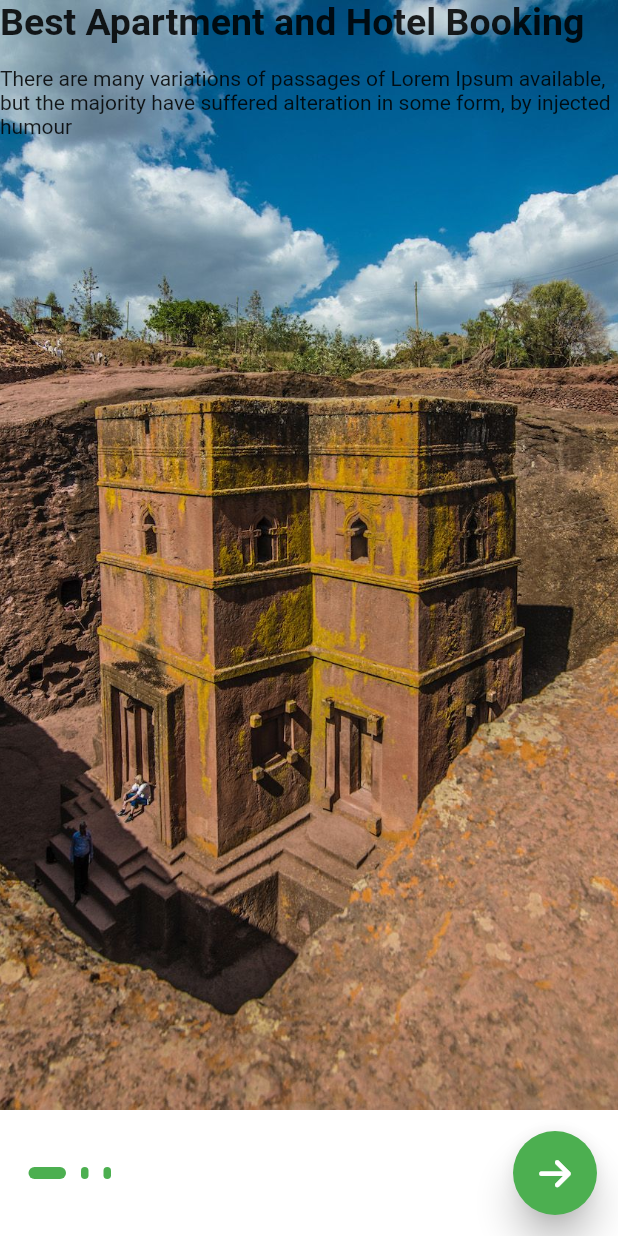
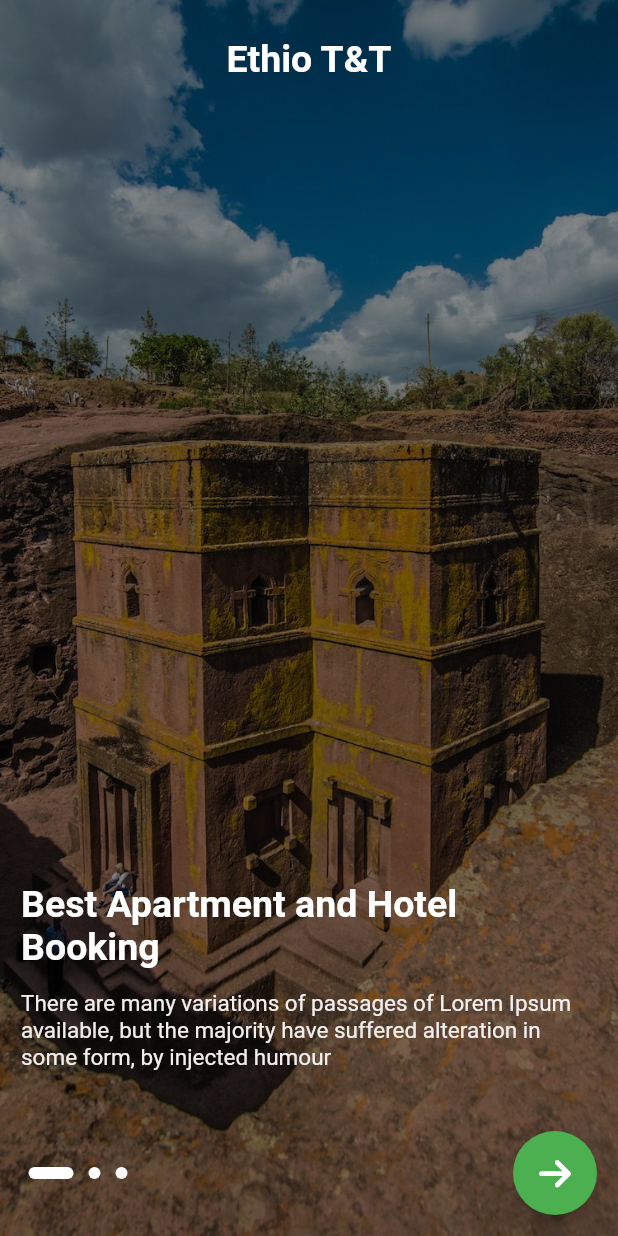
Before and after one commit to tekleab24/EthioTourAndTravel, a Flutter app: the screen it shows after launch, on a phone screen of 412 x 824 dp. Run offline on Flutter 3.47's test engine with Material 2 defaults, Android fonts, the phone set to English and light mode, and no system bars; our stand-ins replace animated_bottom_navigation_bar, cached_network_image, carousel_slider, font_awesome_flutter, get, google_maps_flutter.

```diff
--- a/lib/screens/splash and onbording/onbording.dart
+++ b/lib/screens/splash and onbording/onbording.dart
@@ -14,17 +14,10 @@ class Onbording extends StatelessWidget {
 
   @override
   Widget build(BuildContext context) {
-    return Container(
-      width: Get.width,
-      height: Get.height,
-      decoration: BoxDecoration(
-          gradient: LinearGradient(
-              colors: [Constants.Onbording_bacground_color, Colors.white],
-              begin: Alignment.topCenter)),
-      child: Scaffold(
+    return Scaffold(
       backgroundColor: Colors.transparent,
-        body: SafeArea(
-          child: Column(
+      body: Stack(
+        alignment: AlignmentDirectional.bottomCenter,
         children: [
           Expanded(
             child: GetBuilder<OnbordingController>(
@@ -58,19 +51,18 @@ class Onbording extends StatelessWidget {
                       children: List.generate(
                           3,
                           (index) => AnimatedContainer(
-                                    duration: const Duration(seconds: 1),
+                                duration: const Duration(milliseconds: 500),
                                 margin: const EdgeInsets.all(5),
                                 width: Get.find<OnbordingController>()
                                             .intialpage
                                             .value ==
                                         index
-                                        ? 25
-                                        : 5,
+                                    ? 30
+                                    : 8,
                                 height: 8,
                                 decoration: BoxDecoration(
-                                        color: Constants.PRIM_COLOR,
-                                        borderRadius:
-                                            BorderRadius.circular(20)),
+                                    color: Color.fromARGB(255, 255, 255, 255),
+                                    borderRadius: BorderRadius.circular(10)),
                               )),
                     )),
                 FloatingActionButton(
@@ -83,9 +75,7 @@ class Onbording extends StatelessWidget {
                     onPressed: () {
                       var page =
                           Get.find<OnbordingController>().intialpage.value;
-                          if (Get.find<OnbordingController>()
-                                  .intialpage
-                                  .value ==
+                      if (Get.find<OnbordingController>().intialpage.value ==
                           2) {
                         Get.offNamed("/getstarted");
                       } else {
@@ -97,8 +87,6 @@ class Onbording extends StatelessWidget {
           )
         ],
       ),
-        ),
-      ),
     );
   }
 
@@ -106,35 +94,59 @@ class Onbording extends StatelessWidget {
     return Container(
       decoration: BoxDecoration(
         image: DecorationImage(
-            image: AssetImage(onbordModel.image_url), fit: BoxFit.cover),
+            image: AssetImage(onbordModel.image_url),
+            fit: BoxFit.cover,
+            colorFilter:
+                const ColorFilter.mode(Colors.black45, BlendMode.luminosity)),
       ),
-      // margin: const EdgeInsets.only(top: 35, left: 15, right: 15),
-      height: Get.height,
+      //  height: Get.height,
+      child: SafeArea(
+        child: Column(
+          mainAxisAlignment: MainAxisAlignment.spaceBetween,
+          children: [
+            // ignore: prefer_const_constructors
+            Padding(
+              padding: const EdgeInsets.all(25),
+              child: const Text(
+                "Ethio T&T",
+                style: TextStyle(
+                    fontSize: 25,
+                    color: Colors.white,
+                    fontWeight: FontWeight.bold),
+              ),
+            ),
+            Container(
               child: Column(
                 crossAxisAlignment: CrossAxisAlignment.start,
+                mainAxisAlignment: MainAxisAlignment.end,
                 children: [
-          Text(
+                  Padding(
+                    padding: const EdgeInsets.all(14),
+                    child: Text(
                       onbordModel.title,
-            style: const TextStyle(fontWeight: FontWeight.bold, fontSize: 25),
+                      style: const TextStyle(
+                        fontWeight: FontWeight.bold,
+                        fontSize: 25,
+                        color: Colors.white,
                       ),
-          const SizedBox(
-            height: 15,
                     ),
-          Text(onbordModel.desc),
-          const SizedBox(height: 100),
-          // Center(
-          //   child: CachedNetworkImage(
-          //     fit: BoxFit.fill,
-          //     imageUrl: onbordModel.image_url.toString(),
-          //     placeholder: (context, url) => const Center(
-          //       child: FaIcon(
-          //         FontAwesomeIcons.image,
-          //         color: Constants.PRIM_COLOR,
-          //       ),
-          //     ),
-          //   ),
-          // )
+                  ),
+                  Padding(
+                    padding: const EdgeInsets.fromLTRB(14, 0, 14, 100),
+                    child: Text(
+                      onbordModel.desc,
+                      style: const TextStyle(
+                        fontSize: 15,
+                        color: Color.fromARGB(255, 243, 239, 239),
+                      ),
+                    ),
+                  ),
+                  const SizedBox(height: 10),
                 ],
+              ),
+            ),
+          ],
+        ),
       ),
     );
   }
```
Also changed, not shown: lib/screens/splash and onbording/getstarted.dart (+6 -61 lines), assets/getstarted.jpg (added). Lines whose indentation alone changed are shown as unchanged.
